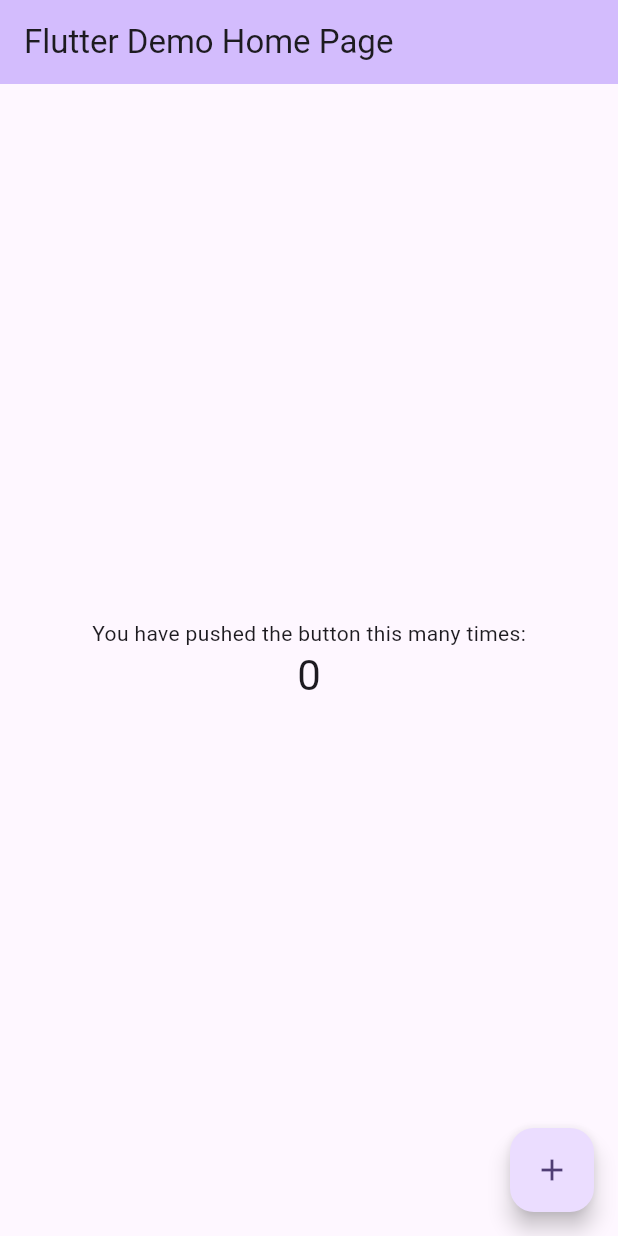
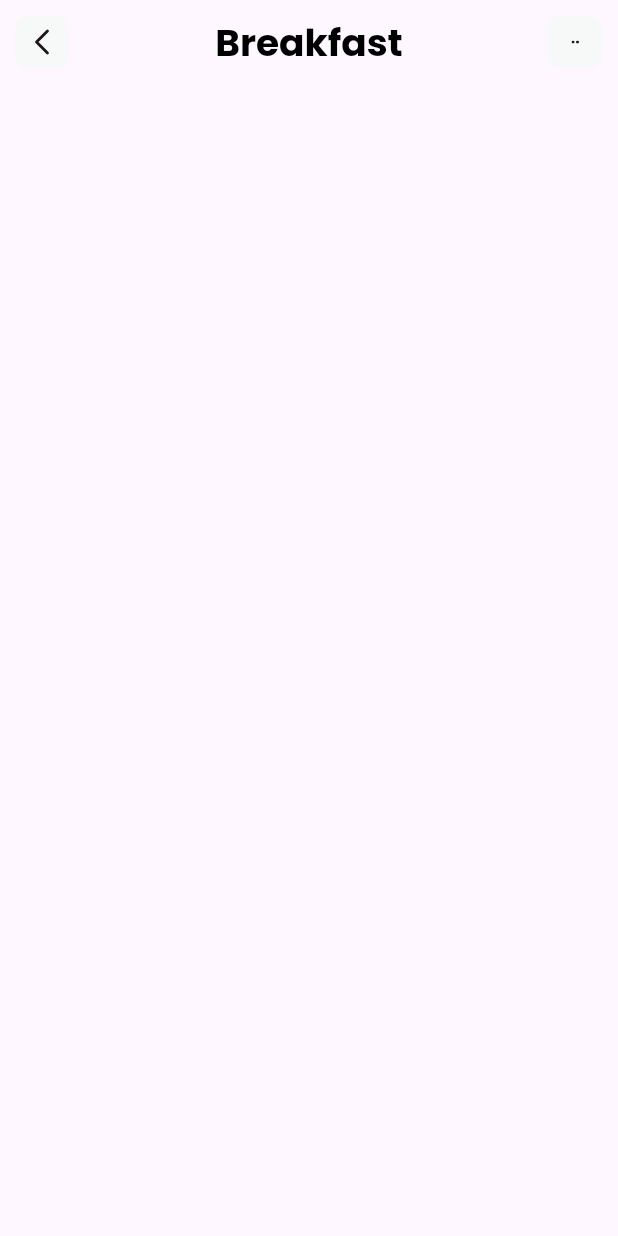
Before and after one commit to AnasAlmukahal/fitnessApp, a Flutter app: the screen it shows after launch, on a phone screen of 412 x 824 dp. Run offline on Flutter 3.47's test engine with Material 3 defaults, Android fonts, the phone set to English and light mode, and no system bars; our stand-ins replace flutter_svg.

Commit message:
cleaned code(refactor AppBar)

```diff
--- a/fitness/lib/main.dart
+++ b/fitness/lib/main.dart
@@ -1,3 +1,4 @@
+import 'package:fitness/pages/home.dart';
 import 'package:flutter/material.dart';
 
 void main() {
@@ -11,115 +12,9 @@
   @override
   Widget build(BuildContext context) {
     return MaterialApp(
-      title: 'Flutter Demo',
-      theme: ThemeData(
-        // This is the theme of your application.
-        //
-        // TRY THIS: Try running your application with "flutter run". You'll see
-        // the application has a purple toolbar. Then, without quitting the app,
-        // try changing the seedColor in the colorScheme below to Colors.green
-        // and then invoke "hot reload" (save your changes or press the "hot
-        // reload" button in a Flutter-supported IDE, or press "r" if you used
-        // the command line to start the app).
-        //
-        // Notice that the counter didn't reset back to zero; the application
-        // state is not lost during the reload. To reset the state, use hot
-        // restart instead.
-        //
-        // This works for code too, not just values: Most code changes can be
-        // tested with just a hot reload.
-        colorScheme: ColorScheme.fromSeed(seedColor: Colors.deepPurple),
-        useMaterial3: true,
-      ),
-      home: const MyHomePage(title: 'Flutter Demo Home Page'),
+      debugShowCheckedModeBanner: false,
+      theme: ThemeData(fontFamily: 'Poppins'),
+      home:const HomePage()
     );
   }
 }
-
-class MyHomePage extends StatefulWidget {
-  const MyHomePage({super.key, required this.title});
-
-  // This widget is the home page of your application. It is stateful, meaning
-  // that it has a State object (defined below) that contains fields that affect
-  // how it looks.
-
-  // This class is the configuration for the state. It holds the values (in this
-  // case the title) provided by the parent (in this case the App widget) and
-  // used by the build method of the State. Fields in a Widget subclass are
-  // always marked "final".
-
-  final String title;
-
-  @override
-  State<MyHomePage> createState() => _MyHomePageState();
-}
-
-class _MyHomePageState extends State<MyHomePage> {
-  int _counter = 0;
-
-  void _incrementCounter() {
-    setState(() {
-      // This call to setState tells the Flutter framework that something has
-      // changed in this State, which causes it to rerun the build method below
-      // so that the display can reflect the updated values. If we changed
-      // _counter without calling setState(), then the build method would not be
-      // called again, and so nothing would appear to happen.
-      _counter++;
-    });
-  }
-
-  @override
-  Widget build(BuildContext context) {
-    // This method is rerun every time setState is called, for instance as done
-    // by the _incrementCounter method above.
-    //
-    // The Flutter framework has been optimized to make rerunning build methods
-    // fast, so that you can just rebuild anything that needs updating rather
-    // than having to individually change instances of widgets.
-    return Scaffold(
-      appBar: AppBar(
-        // TRY THIS: Try changing the color here to a specific color (to
-        // Colors.amber, perhaps?) and trigger a hot reload to see the AppBar
-        // change color while the other colors stay the same.
-        backgroundColor: Theme.of(context).colorScheme.inversePrimary,
-        // Here we take the value from the MyHomePage object that was created by
-        // the App.build method, and use it to set our appbar title.
-        title: Text(widget.title),
-      ),
-      body: Center(
-        // Center is a layout widget. It takes a single child and positions it
-        // in the middle of the parent.
-        child: Column(
-          // Column is also a layout widget. It takes a list of children and
-          // arranges them vertically. By default, it sizes itself to fit its
-          // children horizontally, and tries to be as tall as its parent.
-          //
-          // Column has various properties to control how it sizes itself and
-          // how it positions its children. Here we use mainAxisAlignment to
-          // center the children vertically; the main axis here is the vertical
-          // axis because Columns are vertical (the cross axis would be
-          // horizontal).
-          //
-          // TRY THIS: Invoke "debug painting" (choose the "Toggle Debug Paint"
-          // action in the IDE, or press "p" in the console), to see the
-          // wireframe for each widget.
-          mainAxisAlignment: MainAxisAlignment.center,
-          children: <Widget>[
-            const Text(
-              'You have pushed the button this many times:',
-            ),
-            Text(
-              '$_counter',
-              style: Theme.of(context).textTheme.headlineMedium,
-            ),
-          ],
-        ),
-      ),
-      floatingActionButton: FloatingActionButton(
-        onPressed: _incrementCounter,
-        tooltip: 'Increment',
-        child: const Icon(Icons.add),
-      ), // This trailing comma makes auto-formatting nicer for build methods.
-    );
-  }
-}
--- a/fitness/lib/pages/home.dart
+++ b/fitness/lib/pages/home.dart
@@ -0,0 +1,72 @@
+import 'package:flutter/material.dart';
+import 'package:flutter_svg/flutter_svg.dart';
+
+class HomePage extends StatelessWidget {
+  const HomePage({super.key});
+
+  @override
+  Widget build(BuildContext context) {
+    return Scaffold(
+      appBar: appBar(context)
+    );
+  }
+
+  AppBar appBar(BuildContext context) {
+    return AppBar(
+      title: Text(
+        'Breakfast',
+        style: TextStyle(
+          color: Colors.black,
+          fontSize: 25,
+          fontWeight: FontWeight.bold,
+        ),
+      ),
+      centerTitle: true,
+
+      // Leading with GestureDetector
+      leading: GestureDetector(
+        onTap: () {
+          // Handle back button press
+          Navigator.pop(context);
+        },
+        child: Container(
+          margin: EdgeInsets.all(10),
+          alignment: Alignment.center,
+          decoration: BoxDecoration(
+            color: Color(0xffF7F8F8),
+            borderRadius: BorderRadius.circular(10),
+          ),
+          child: SvgPicture.asset(
+            'assets/icons/Arrow - Left 2.svg',
+            height: 25,
+            width: 25,
+          ),
+        ),
+      ),
+
+      // Actions with GestureDetector
+      actions: [
+        GestureDetector(
+          onTap: () {
+            // Handle dots menu tap
+            print("Dots menu tapped");
+          },
+          child: Container(
+            margin: EdgeInsets.all(10),
+            alignment: Alignment.center,
+            width: 37,
+            decoration: BoxDecoration(
+              color: Color(0xffF7F8F8),
+              borderRadius: BorderRadius.circular(10),
+            ),
+            child: SvgPicture.asset(
+              'assets/icons/dots.svg',
+              height: 5,
+              width: 5,
+            ),
+          ),
+        ),
+      ],
+    );
+  }
+}
```
Also changed, not shown: fitness/pubspec.yaml (+14 -9 lines), fitness/pubspec.lock.
